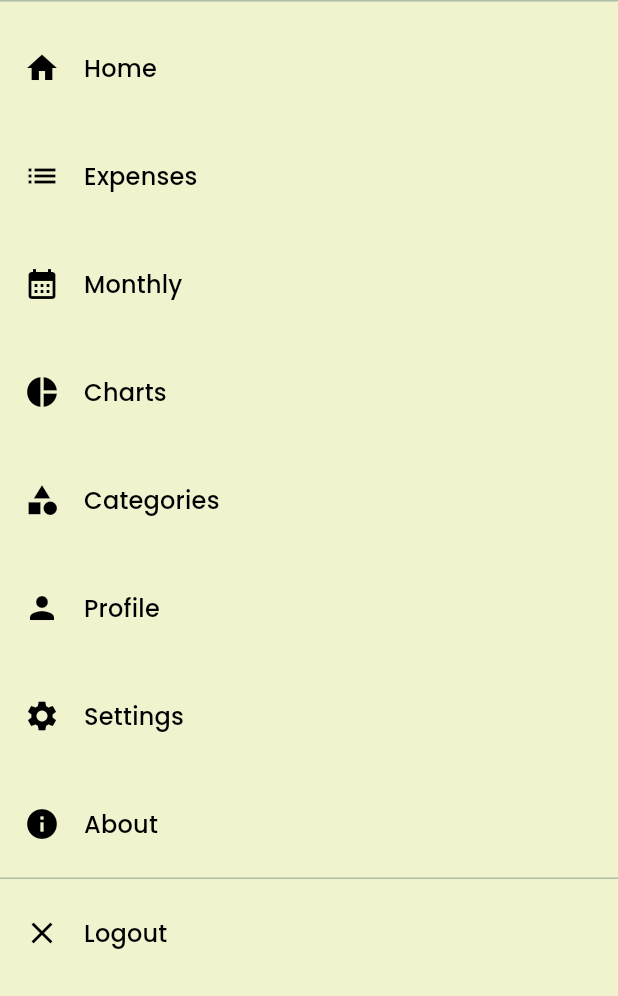
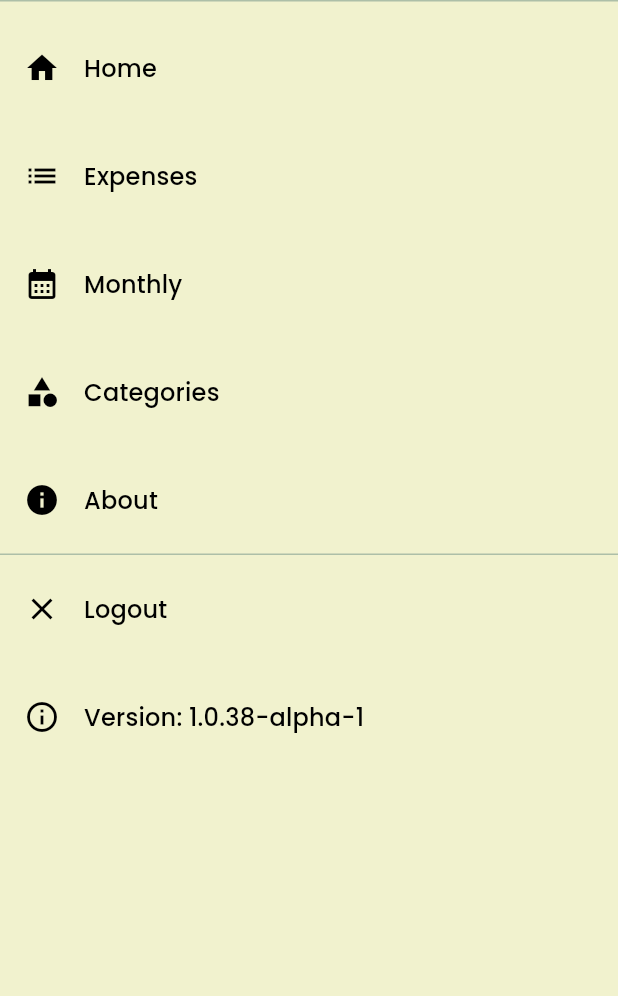
Before and after one commit to sonnguyen9800/MyFinance_Client_Mobile, a Flutter app: the AppNavigationDrawer widget shown alone on an empty page, opened directly, on a phone screen of 412 x 824 dp, the part 240-1236 px from its top. Run offline on Flutter 3.47's test engine with Material 3 defaults, Android fonts, the phone set to English and light mode, and no system bars; our stand-ins replace connectivity_plus, dio, fl_chart, flutter_colorpicker, flutter_secure_storage, flutter_svg and 5 more; missing offline and left inert: flutter_iconpicker; accounts and stored records are empty.

Commit message:
+ update

```diff
--- a/lib/views/widget/app_navigation_drawer.dart
+++ b/lib/views/widget/app_navigation_drawer.dart
@@ -88,26 +88,26 @@
           label: 'Monthly',
           route: '/monthly',
         ),
-        _buildNavItem(
-          icon: Icons.pie_chart,
-          label: 'Charts',
-          route: '/chart',
-        ),
+        // _buildNavItem(
+        //   icon: Icons.pie_chart,
+        //   label: 'Charts',
+        //   route: '/chart',
+        // ),
         _buildNavItem(
           icon: Icons.category,
           label: 'Categories',
           route: '/categories',
         ),
-        _buildNavItem(
-          icon: Icons.person,
-          label: 'Profile',
-          route: '/profile',
-        ),
-        _buildNavItem(
-          icon: Icons.settings,
-          label: 'Settings',
-          route: '/settings',
-        ),
+        // _buildNavItem(
+        //   icon: Icons.person,
+        //   label: 'Profile',
+        //   route: '/profile',
+        // ),
+        // _buildNavItem(
+        //   icon: Icons.settings,
+        //   label: 'Settings',
+        //   route: '/settings',
+        // ),
         _buildNavItem(
           icon: Icons.info,
           label: 'About',
```
